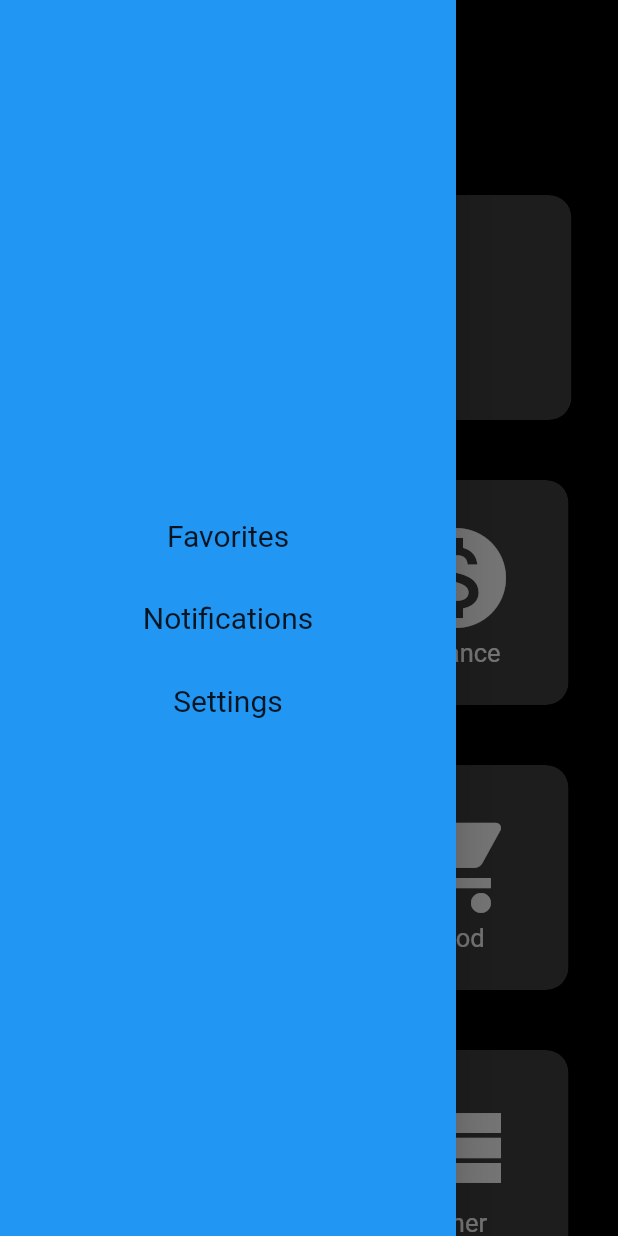
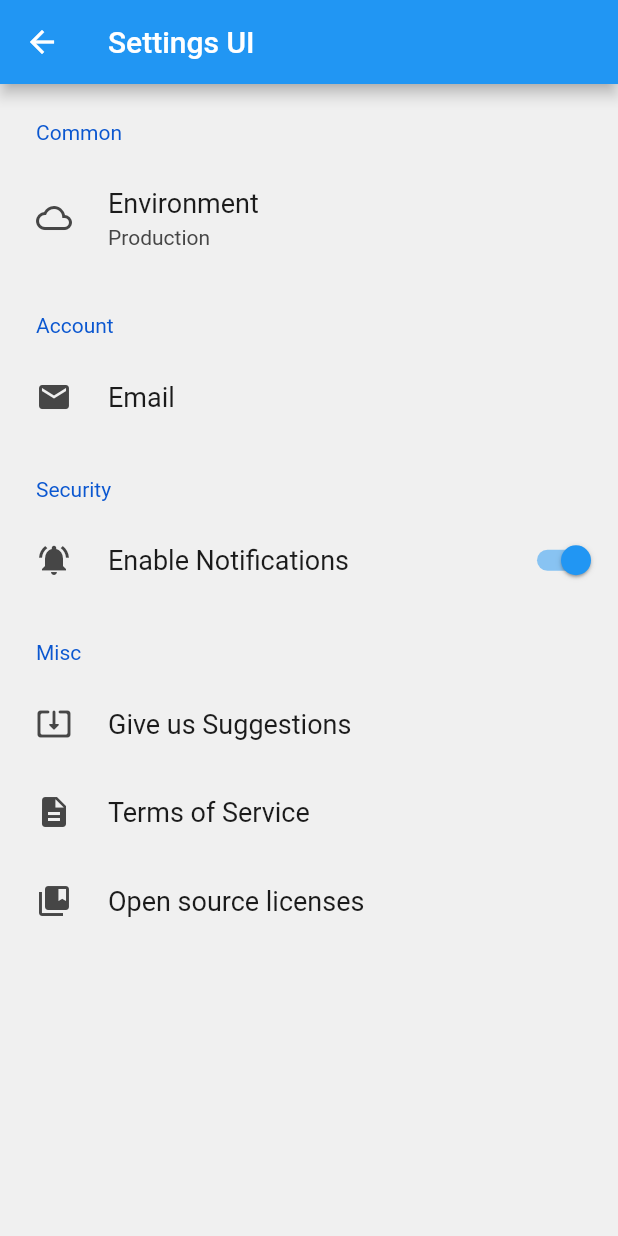
Before and after one commit to Peyton232/angelhacks, a Flutter app: the screen it shows after launch, in the side drawer, after a tap on "Settings", on a phone screen of 412 x 824 dp. Run offline on Flutter 3.47's test engine with Material 2 defaults, Android fonts, the phone set to English and light mode, and no system bars; drawn by our look-alikes of settings_ui; our stand-ins replace image_picker, youtube_player_flutter; missing offline and left inert: flutter_email_sender.

Commit message:
Added Settings menu and connection to suggestion menu (sugestion does not have a back button)

```diff
--- a/lib/main.dart
+++ b/lib/main.dart
@@ -1,5 +1,7 @@
 import 'package:angelhacks/pages/WelcomePage.dart';
 import 'package:flutter/material.dart';
+
+
 import 'pages/carPages/carHomePage.dart';
 import 'pages/financePages/financeHomePage.dart';
 import 'pages/foodPages/foodHomePage.dart';
@@ -10,7 +12,9 @@ import 'pages/suggestion.dart';
 
 import 'pages/financePages/creditcardPage.dart';
 
-void main() => runApp(MyApp());
+void main() {
+  runApp(MyApp());
+}
 
 class MyApp extends StatefulWidget {
   @override
--- a/lib/pages/WelcomePage.dart
+++ b/lib/pages/WelcomePage.dart
@@ -6,6 +6,7 @@ import '../pages/foodPages/foodHomePage.dart';
 import '../pages/homePages/homeHomePage.dart';
 import '../pages/otherPages/otherHomePage.dart';
 import '../pages/techPages/techHomePage.dart';
+import '../pages/settingsPage.dart';
 import 'package:angelhacks/data/constants.dart';
 import 'package:angelhacks/customWidgets/CustomCard.dart';
 import 'package:angelhacks/customWidgets/DailyTipCard.dart';
@@ -48,7 +49,13 @@ class WelcomePage extends StatelessWidget {
                     ),
                     Center(
                       child: GestureDetector(
-                        onTap: () {print("Settings print");},
+                        onTap: () {
+                          Navigator.push(
+                          context,
+                          MaterialPageRoute(
+                            builder: (context) => SettingsScreen(),
+                          ),
+                        );},
                         child: Container(
                           padding: EdgeInsets.all(16),
                           child: Text("Settings", style: TextStyle(fontSize: 20),),
--- a/lib/pages/settingsPage.dart
+++ b/lib/pages/settingsPage.dart
@@ -0,0 +1,83 @@
+import 'package:flutter/material.dart';
+import 'package:settings_ui/settings_ui.dart';
+import '../pages/suggestion.dart';
+
+
+class SettingsScreen extends StatefulWidget {
+  @override
+  _SettingsScreenState createState() => _SettingsScreenState();
+}
+
+class _SettingsScreenState extends State<SettingsScreen> {
+  bool notificationsEnabled = true;
+
+  @override
+  Widget build(BuildContext context) {
+    return Scaffold(
+      appBar: AppBar(title: Text('Settings UI')),
+      body: buildSettingsList(),
+    );
+  }
+
+  Widget buildSettingsList() {
+    return SettingsList(
+      sections: [
+        SettingsSection(
+          title: 'Common',
+          tiles: [
+            SettingsTile(
+              title: 'Environment',
+              subtitle: 'Production',
+              leading: Icon(Icons.cloud_queue),
+            ),
+          ],
+        ),
+        SettingsSection(
+          title: 'Account',
+          tiles: [
+            SettingsTile(title: 'Email', leading: Icon(Icons.email)),
+          ],
+        ),
+        SettingsSection(
+          title: 'Security',
+          tiles: [
+            SettingsTile.switchTile(
+              title: 'Enable Notifications',
+              //enabled: notificationsEnabled,
+              leading: Icon(Icons.notifications_active),
+              switchValue: notificationsEnabled,
+              onToggle: (bool value) {
+                print("NotificationsEnabled");
+                setState(() {
+                  notificationsEnabled = value;
+                });
+              },
+            ),
+          ],
+        ),
+        SettingsSection(
+          title: 'Misc',
+          tiles: [
+            SettingsTile(
+              title: 'Give us Suggestions',
+              leading: Icon(Icons.system_update_alt_rounded),
+              onTap: () {
+                Navigator.push(
+                  context,
+                  MaterialPageRoute(
+                    builder: (context) => SuggestionPage(),
+                  ),
+                );
+              },
+            ),
+            SettingsTile(
+                title: 'Terms of Service', leading: Icon(Icons.description)),
+            SettingsTile(
+                title: 'Open source licenses',
+                leading: Icon(Icons.collections_bookmark)),
+          ],
+        ),
+      ],
+    );
+  }
+}
--- a/pubspec.yaml
+++ b/pubspec.yaml
@@ -26,6 +26,8 @@ dependencies:
   flutter:
     sdk: flutter
   youtube_player_flutter: ^7.0.0+7
+  settings_ui: ^0.2.0
+
 
 
   # The following adds the Cupertino Icons font to your application.
```
Also changed, not shown: pubspec.lock.
